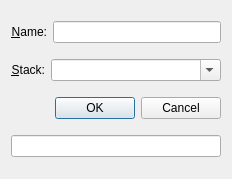
d1vanov/quentier, file quentier/src/dialogs/AddNotebookDialog.ui: the form before one commit.
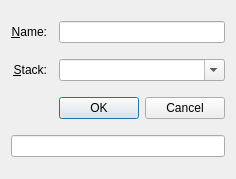
The form after the commit.

Commit message: Issue #85: switch to using grid layout for AddNotebookDialog

What changed in the file:
```diff
--- a/quentier/src/dialogs/AddNotebookDialog.ui
+++ b/quentier/src/dialogs/AddNotebookDialog.ui
@@ -13,43 +13,8 @@
   <property name="windowTitle">
    <string>Dialog</string>
   </property>
-  <layout class="QVBoxLayout" name="verticalLayout">
-   <item>
-    <layout class="QHBoxLayout" name="notebookNameHorizontalLayout">
-     <item>
-      <widget class="QLabel" name="notebookNameLabel">
-       <property name="text">
-        <string>&amp;Name:</string>
-       </property>
-       <property name="alignment">
-        <set>Qt::AlignRight|Qt::AlignTrailing|Qt::AlignVCenter</set>
-       </property>
-       <property name="buddy">
-        <cstring>notebookNameLineEdit</cstring>
-       </property>
-      </widget>
-     </item>
-     <item>
-      <widget class="QLineEdit" name="notebookNameLineEdit"/>
-     </item>
-    </layout>
-   </item>
-   <item>
-    <layout class="QHBoxLayout" name="notebookStackHorizontalLayout">
-     <item>
-      <widget class="QLabel" name="notebookStackLabel">
-       <property name="text">
-        <string>&amp;Stack:</string>
-       </property>
-       <property name="alignment">
-        <set>Qt::AlignRight|Qt::AlignTrailing|Qt::AlignVCenter</set>
-       </property>
-       <property name="buddy">
-        <cstring>notebookStackComboBox</cstring>
-       </property>
-      </widget>
-     </item>
-     <item>
+  <layout class="QGridLayout" name="gridLayout">
+   <item row="1" column="2">
       <widget class="QComboBox" name="notebookStackComboBox">
        <property name="sizePolicy">
         <sizepolicy hsizetype="Expanding" vsizetype="Fixed">
@@ -62,41 +27,64 @@
        </property>
       </widget>
      </item>
-    </layout>
+   <item row="0" column="0">
+    <widget class="QLabel" name="notebookNameLabel">
+     <property name="text">
+      <string>&amp;Name:</string>
+     </property>
+     <property name="alignment">
+      <set>Qt::AlignRight|Qt::AlignTrailing|Qt::AlignVCenter</set>
+     </property>
+     <property name="buddy">
+      <cstring>notebookNameLineEdit</cstring>
+     </property>
+    </widget>
    </item>
-   <item>
-    <layout class="QHBoxLayout" name="buttonBoxHorizontalLayout">
-     <item>
+   <item row="0" column="2">
+    <widget class="QLineEdit" name="notebookNameLineEdit"/>
+   </item>
+   <item row="1" column="0">
+    <widget class="QLabel" name="notebookStackLabel">
+     <property name="text">
+      <string>&amp;Stack:</string>
+     </property>
+     <property name="alignment">
+      <set>Qt::AlignRight|Qt::AlignTrailing|Qt::AlignVCenter</set>
+     </property>
+     <property name="buddy">
+      <cstring>notebookStackComboBox</cstring>
+     </property>
+    </widget>
+   </item>
+   <item row="2" column="2">
+    <widget class="QDialogButtonBox" name="buttonBox">
+     <property name="orientation">
+      <enum>Qt::Horizontal</enum>
+     </property>
+     <property name="standardButtons">
+      <set>QDialogButtonBox::Cancel|QDialogButtonBox::Ok</set>
+     </property>
+    </widget>
+   </item>
+   <item row="3" column="0" colspan="3">
+    <widget class="QLineEdit" name="statusBar">
+     <property name="readOnly">
+      <bool>true</bool>
+     </property>
+    </widget>
+   </item>
+   <item row="2" column="0" colspan="2">
       <spacer name="horizontalSpacer">
        <property name="orientation">
         <enum>Qt::Horizontal</enum>
        </property>
        <property name="sizeHint" stdset="0">
         <size>
-         <width>40</width>
+       <width>43</width>
          <height>20</height>
         </size>
        </property>
       </spacer>
-     </item>
-     <item>
-      <widget class="QDialogButtonBox" name="buttonBox">
-       <property name="orientation">
-        <enum>Qt::Horizontal</enum>
-       </property>
-       <property name="standardButtons">
-        <set>QDialogButtonBox::Cancel|QDialogButtonBox::Ok</set>
-       </property>
-      </widget>
-     </item>
-    </layout>
-   </item>
-   <item>
-    <widget class="QLineEdit" name="statusBar">
-     <property name="readOnly">
-      <bool>true</bool>
-     </property>
-    </widget>
    </item>
   </layout>
  </widget>
```
Lines whose indentation alone changed are shown as unchanged.
